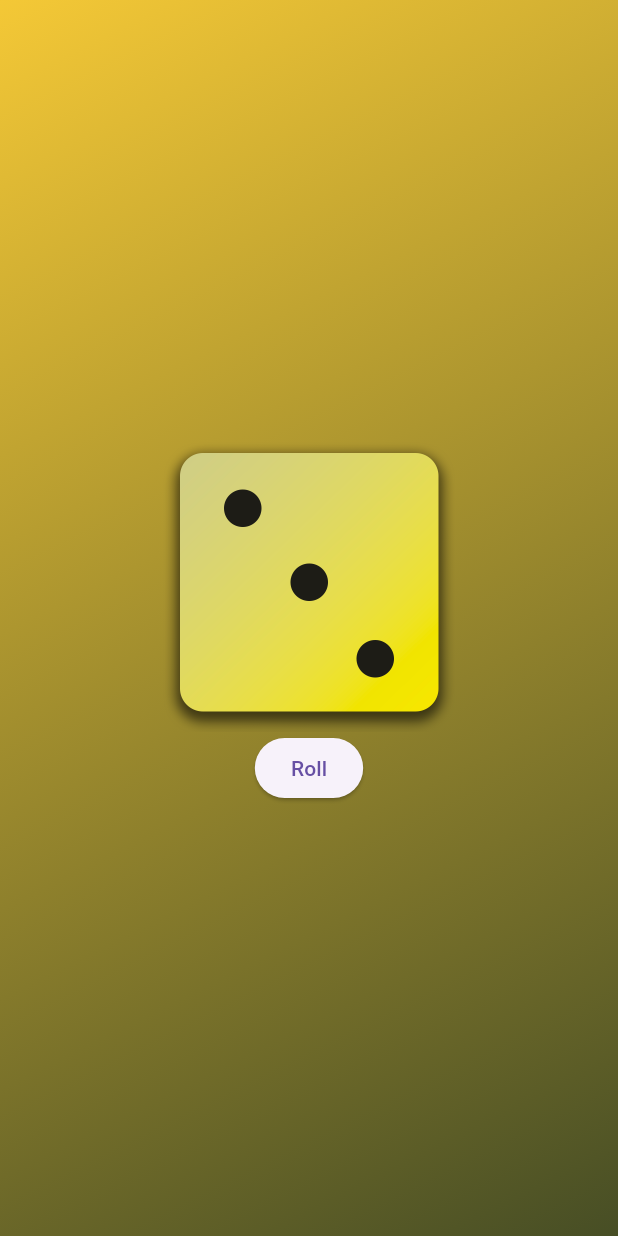
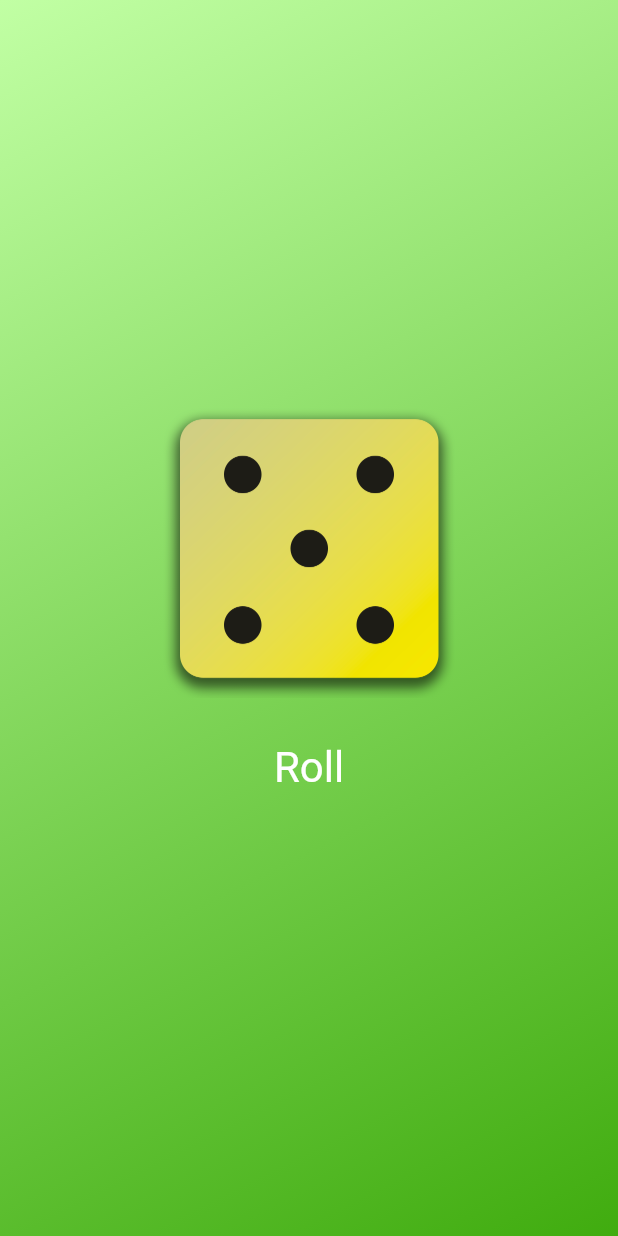
Before and after one commit to nevepura/dice_roll, a Flutter app: the screen it shows after launch, after a tap on "Roll", on a phone screen of 412 x 824 dp. Run offline on Flutter 3.47's test engine with Material 3 defaults, Android fonts, the phone set to English and light mode, and no system bars.

Commit message:
Made die rolling

```diff
--- /dev/null
+++ b/lib/dice_roller.dart
@@ -0,0 +1,47 @@
+import 'package:flutter/material.dart';
+import 'dart:math';
+
+class DiceRoller extends StatefulWidget {
+  const DiceRoller({super.key});
+
+  @override
+  State<StatefulWidget> createState() {
+    return _DiceRollerState();
+  }
+}
+
+class _DiceRollerState extends State<DiceRoller> {
+  var diceRoll = 1;
+  var randomNum = Random();
+
+  void rollDice() {
+    setState(() {
+      diceRoll = randomNum.nextInt(6) + 1;
+    });
+  }
+
+  @override
+  Widget build(BuildContext context) {
+    return Column(
+      mainAxisSize: MainAxisSize.min,
+      children: [
+        Image.asset(
+          "assets/images/dice-$diceRoll.png",
+          width: 200,
+        ),
+        TextButton(
+          onPressed: rollDice,
+          //onHover: darken()
+          style: TextButton.styleFrom(
+            padding: const EdgeInsets.all(30),
+            foregroundColor: Colors.white,
+            textStyle: const TextStyle(
+              fontSize: 28,
+            ),
+          ),
+          child: const Text("Roll"),
+        ),
+      ],
+    );
+  }
+}
--- a/lib/gradient_container.dart
+++ b/lib/gradient_container.dart
@@ -1,5 +1,5 @@
+import 'package:dice_roll/dice_roller.dart';
 import 'package:flutter/material.dart';
-import 'package:dice_roll/styled_text.dart';
 
 class GradientContainer extends StatelessWidget {
   const GradientContainer({
@@ -11,8 +11,6 @@ class GradientContainer extends StatelessWidget {
 
   final Color startColor;
   final Color endColor;
-
-  void rollDice() {}
 
   @override
   Widget build(BuildContext context) {
@@ -27,20 +25,8 @@ class GradientContainer extends StatelessWidget {
           ],
         ),
       ),
-      child: Center(
-        child: Column(
-          mainAxisSize: MainAxisSize.min,
-          children: [
-            Image.asset(
-              "assets/images/dice-3.png",
-              width: 200,
-            ),
-            ElevatedButton(
-              onPressed: rollDice,
-              child: const Text("Roll"),
-            ),
-          ],
-        ),
+      child: const Center(
+        child: DiceRoller(),
       ),
     );
   }
--- a/lib/main.dart
+++ b/lib/main.dart
@@ -6,8 +6,9 @@ void main() {
     const MaterialApp(
       home: Scaffold(
         body: GradientContainer(
-          startColor: Color.fromARGB(255, 244, 200, 54),
-          endColor: Color.fromARGB(255, 71, 78, 37),
+          //startColor: Color.fromARGB(255, 244, 200, 54),
+          startColor: Color.fromARGB(255, 193, 255, 164),
+          endColor: Color.fromARGB(255, 64, 172, 15),
         ),
       ),
     ),
```
